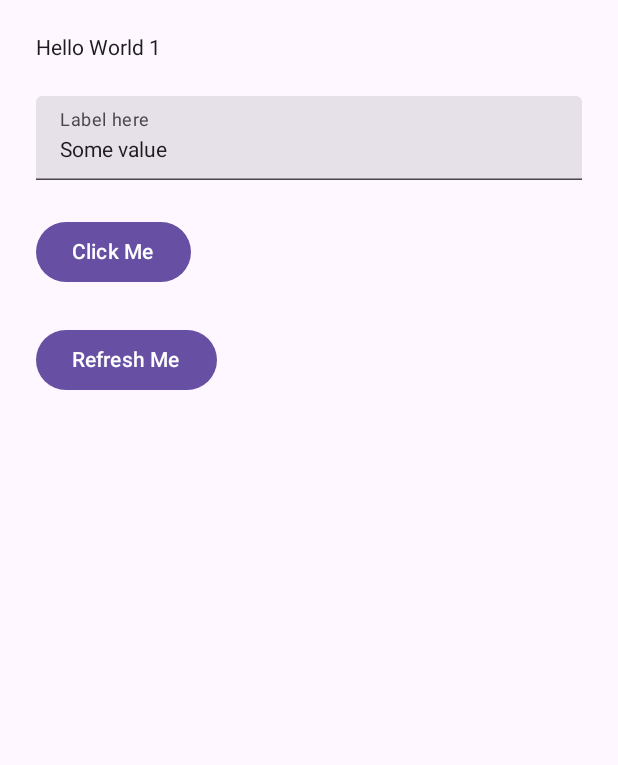
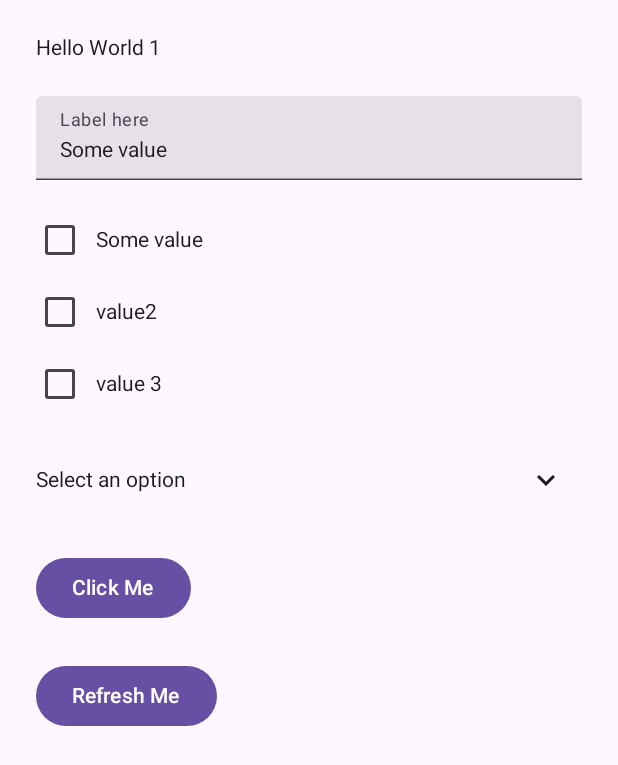
Before and after one commit to maheraja1880/dui-android, an Android app built with Jetpack Compose: the DUIActivity screen opened directly, with no data from a screen before it, on a phone screen of 412 x 824 dp. Shown: the top 765 px of the screen. Run offline under Robolectric (Android 15) with nearby library versions, the phone set to English and light mode, and no system bars; our stand-ins replace Dagger/Hilt's generated code.

Commit message:
single select, multi select

```diff
--- a/features/duifeature/src/main/java/com/sample/dynamicui/data/repository/DynamicRepositoryImpl.kt
+++ b/features/duifeature/src/main/java/com/sample/dynamicui/data/repository/DynamicRepositoryImpl.kt
@@ -83,6 +83,22 @@ val settings = """
       }
     },
     {
+      "id": "mulitselectTitle",
+      "type": "multiSelect",
+      "properties": {
+        "options": ["Some value", "value2", "value 3"],
+        "label": "Label here"
+      }
+    },
+    {
+      "id": "dropdownTitle",
+      "type": "singleSelect",
+      "properties": {
+        "options": ["Some value", "value2", "value 3"],
+        "label": "Label here"
+      }
+    },
+    {
       "id": "button1",
       "type": "button",
       "properties": {
--- a/features/duifeature/src/main/java/com/sample/dynamicui/domain/model/AnySerializable.kt
+++ b/features/duifeature/src/main/java/com/sample/dynamicui/domain/model/AnySerializable.kt
@@ -31,6 +31,7 @@ import kotlinx.serialization.json.intOrNull
  *
  * @property value The raw primitive value as `Any?`. Supports only string, number, boolean, or null.
  */
+
 @Serializable(with = AnySerializable.Companion.Serializer::class)
 data class AnySerializable(val value: Any?) {
 
@@ -46,9 +47,12 @@ data class AnySerializable(val value: Any?) {
     /** Returns the value as a boolean, or null if the type does not match. */
     fun asBoolean() = value as? Boolean
 
+    /** Returns the value as a list of strings, or null if the type does not match. */
+    fun asStringList() = value as? List<String>
+
     companion object {
         /**
-         * Custom serializer to convert JSON primitives to [AnySerializable] and vice versa.
+         * Custom serializer to convert JSON primitives and list of strings to [AnySerializable] and vice versa.
          */
         object Serializer : KSerializer<AnySerializable> {
 
@@ -59,7 +63,8 @@ data class AnySerializable(val value: Any?) {
                 val input = decoder as? JsonDecoder
                     ?: error("AnySerializable supports only JSON decoding")
 
-                val value: Any? = when (val element = input.decodeJsonElement()) {
+                val element = input.decodeJsonElement()
+                val value: Any? = when (element) {
                     is JsonPrimitive -> when {
                         element.isString -> element.content
                         element.booleanOrNull != null -> element.boolean
@@ -67,7 +72,13 @@ data class AnySerializable(val value: Any?) {
                         element.doubleOrNull != null -> element.double
                         else -> element.content // fallback
                     }
-
+                    is kotlinx.serialization.json.JsonArray -> {
+                        // Only support List<String>
+                        val list = element.mapNotNull {
+                            if (it is JsonPrimitive && it.isString) it.content else null
+                        }
+                        if (list.size == element.size) list else null
+                    }
                     else -> null
                 }
 
@@ -84,6 +95,15 @@ data class AnySerializable(val value: Any?) {
                     is Int -> JsonPrimitive(v)
                     is Double -> JsonPrimitive(v)
                     is Boolean -> JsonPrimitive(v)
+                    is List<*> -> {
+                        // Only support List<String>
+                        val stringList = v.filterIsInstance<String>()
+                        if (stringList.size == v.size) {
+                            kotlinx.serialization.json.JsonArray(stringList.map { JsonPrimitive(it) })
+                        } else {
+                            error("Unsupported list type for serialization: ${v::class}")
+                        }
+                    }
                     else -> error("Unsupported type for serialization: ${v::class}")
                 }
 
--- a/features/duifeature/src/main/java/com/sample/dynamicui/ui/framework/DynamicUIScreen.kt
+++ b/features/duifeature/src/main/java/com/sample/dynamicui/ui/framework/DynamicUIScreen.kt
@@ -4,13 +4,20 @@ import android.util.Log
 import androidx.compose.foundation.layout.Arrangement
 import androidx.compose.foundation.layout.Box
 import androidx.compose.foundation.layout.Column
+import androidx.compose.foundation.layout.Row
 import androidx.compose.foundation.layout.fillMaxSize
 import androidx.compose.foundation.layout.fillMaxWidth
 import androidx.compose.foundation.layout.padding
+
 import androidx.compose.material.icons.Icons
 import androidx.compose.material.icons.filled.ArrowBack
+import androidx.compose.material.icons.filled.KeyboardArrowDown
+import androidx.compose.material.icons.filled.MoreVert
 import androidx.compose.material3.Button
+import androidx.compose.material3.Checkbox
 import androidx.compose.material3.CircularProgressIndicator
+import androidx.compose.material3.DropdownMenu
+import androidx.compose.material3.DropdownMenuItem
 import androidx.compose.material3.ExperimentalMaterial3Api
 import androidx.compose.material3.Icon
 import androidx.compose.material3.IconButton
@@ -118,41 +125,59 @@ fun DynamicComponent(layoutId: String, component: Component, vm: DynamicViewMode
                 modifier = Modifier.fillMaxWidth().padding(8.dp)
             )
         }
-//        "singleSelect" -> {
-//            val options = component.properties["options"] as? List<String> ?: emptyList()
-//            var selected by remember { mutableStateOf(component.properties["value"] as? String ?: "") }
-//            DropdownMenu(expanded = true, onDismissRequest = {}) {
-//                options.forEach { option ->
-//                    DropdownMenuItem(
-//                        onClick = {
-//                            selected = option
-//                            vm.handleIntent(DynamicUiIntent.UpdateState(component.id, option))
-//                        },
-//                        text = { Text(option) }
-//                    )
-//                }
-//            }
-//        }
-//        "multiSelect" -> {
-//            val options = component.properties["options"] as? List<String> ?: emptyList()
-//            var selected by remember { mutableStateOf(component.properties["value"] as? List<String> ?: emptyList()) }
-//            Column {
-//                options.forEach { option ->
-//                    Row(Modifier.fillMaxWidth()) {
-//                        val isChecked = selected.contains(option)
-//                        Checkbox(
-//                            checked = isChecked,
-//                            onCheckedChange = {
-//                                val newList = if (it) selected + option else selected - option
-//                                selected = newList
-//                                vm.handleIntent(DynamicUiIntent.UpdateState(component.id, newList))
-//                            }
-//                        )
-//                        Text(option, Modifier.align(Alignment.CenterVertically))
-//                    }
-//                }
-//            }
-//        }
+        "singleSelect" -> {
+            val options = component.properties["options"]?.asStringList() ?: emptyList()
+            var selected by remember { mutableStateOf(component.properties["value"]?.asString() ?: "") }
+            var expanded by remember { mutableStateOf(false) }
+           Box {
+                Row(
+                    Modifier
+                        .fillMaxWidth()
+                        .padding(8.dp),
+                    verticalAlignment = Alignment.CenterVertically
+                ) {
+                    Text(
+                        selected.ifEmpty { "Select an option" },
+                        modifier = Modifier.weight(1f)
+                    )
+                    IconButton(onClick = { expanded = true }) {
+                        Icon(Icons.Default.KeyboardArrowDown, contentDescription = "Open dropdown")
+                    }
+                }
+              DropdownMenu(expanded = expanded, onDismissRequest = { expanded = false }) {
+                    options.forEach { option ->
+                        DropdownMenuItem(
+                            onClick = {
+                                selected = option
+                                expanded = false
+                                vm.handleIntent(DynamicUiIntent.UpdateState(component.id, option))
+                            },
+                            text = { Text(option) }
+                        )
+                    }
+                }
+            }
+        }
+        "multiSelect" -> {
+            val options = component.properties["options"]?.asStringList() ?: emptyList()
+            var selected by remember { mutableStateOf(component.properties["value"]?.asStringList() ?: emptyList()) }
+            Column {
+                options.forEach { option ->
+                    Row(Modifier.fillMaxWidth()) {
+                        val isChecked = selected.contains(option)
+                        Checkbox(
+                            checked = isChecked,
+                            onCheckedChange = {
+                                val newList = if (it) selected + option else selected - option
+                                selected = newList
+                                vm.handleIntent(DynamicUiIntent.UpdateState(component.id, newList))
+                            }
+                        )
+                        Text(option, Modifier.align(Alignment.CenterVertically))
+                    }
+                }
+            }
+        }
         else -> Text("Unsupported component: ${component.type}")
     }
 }
```
